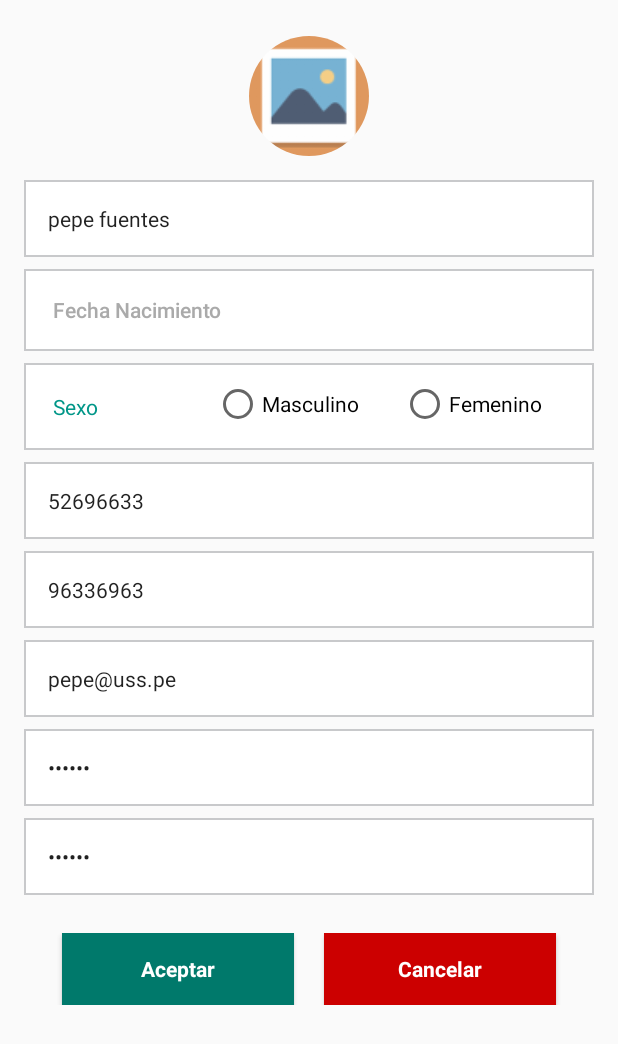
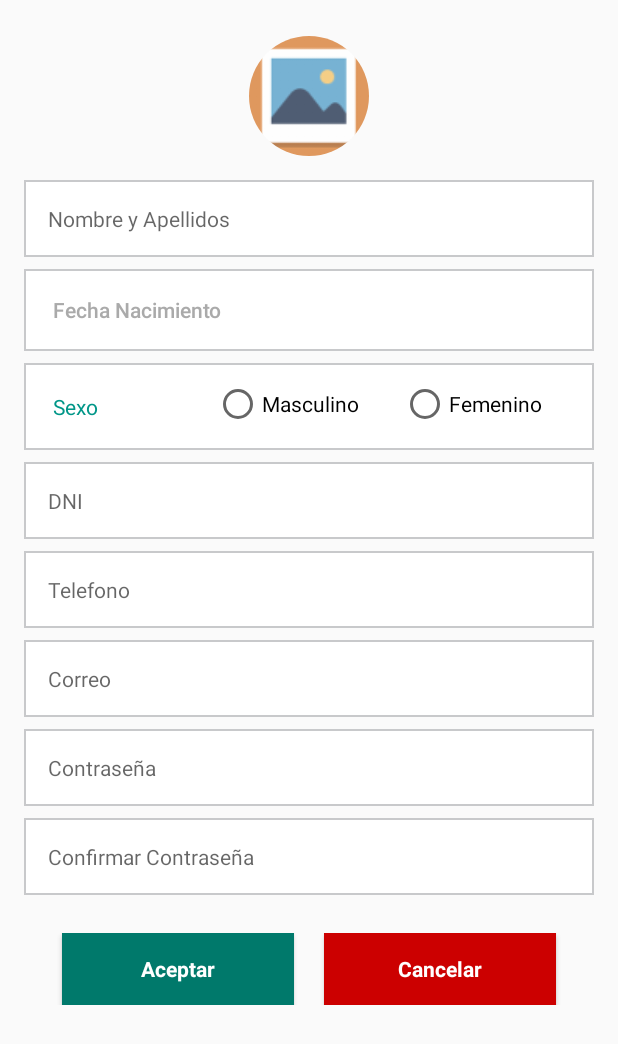
Before and after one commit to ochavezwilfredc/ProyectoQuieremeCix, an Android app: the layout activity_registrar.xml on its own in the app's theme, with its tools: preview values and no code run, on a phone screen of 412 x 824 dp. Shown: the top 1044 px of the screen. Run offline under Robolectric (Android 15) with nearby library versions, the phone set to English and light mode, and no system bars.

Commit message:
Nueva denuncia y registrar corregido

```diff
--- a/app/src/main/java/com/uss/crist/quieremecix/Controlador/ActualizarPerfilActivity.java
+++ b/app/src/main/java/com/uss/crist/quieremecix/Controlador/ActualizarPerfilActivity.java
@@ -79,7 +79,7 @@ public class ActualizarPerfilActivity extends AppCompatActivity implements View.
         if (view.getId() == R.id.btn_aceptar_ap){
             if (validar()){
                 actualizarPerfil();
-                finish();
+
                 //startActivity(new Intent(ActualizarPerfilActivity.this,MenuActivity.class));
             }
         }else{
@@ -125,7 +125,6 @@ public class ActualizarPerfilActivity extends AppCompatActivity implements View.
             protected void onPreExecute() {
                 super.onPreExecute();
                 loaddin = ProgressDialog.show(ActualizarPerfilActivity.this,"Actualizando...","Espere...",false,false);
-
             }
 
 
@@ -134,6 +133,7 @@ public class ActualizarPerfilActivity extends AppCompatActivity implements View.
                 super.onPostExecute(s);
                 loaddin.dismiss();
                 servicios.mensaje(ActualizarPerfilActivity.this,s);
+                finish();
             }
 
             @Override
--- a/app/src/main/java/com/uss/crist/quieremecix/Servicios/Constantes.java
+++ b/app/src/main/java/com/uss/crist/quieremecix/Servicios/Constantes.java
@@ -15,7 +15,7 @@ public class Constantes {
     /**
      * Dirección IP AVD
      */
-    private static final String IP = "192.168.1.39";
+    private static final String IP = "192.168.0.12";
 
     /**
      * URLs del Web Service
--- a/app/src/main/res/layout/activity_registrar.xml
+++ b/app/src/main/res/layout/activity_registrar.xml
@@ -56,7 +56,6 @@
                     android:background="@drawable/edit_text_border"
                     android:ems="10"
                     android:hint="@string/et_nombre_apellido"
-                    android:text="pepe fuentes"
                     android:inputType="textAutoComplete"
                     android:padding="@dimen/edit_text_padding"
                     android:textAppearance="?android:attr/textAppearanceSmall" />
@@ -159,7 +158,6 @@
                     android:background="@drawable/edit_text_border"
                     android:ems="10"
                     android:hint="@string/et_dni"
-                    android:text="52696633"
                     android:inputType="number"
                     android:padding="@dimen/edit_text_padding"
                     android:textAppearance="?android:attr/textAppearanceSmall" />
@@ -174,7 +172,6 @@
                     android:background="@drawable/edit_text_border"
                     android:ems="10"
                     android:hint="@string/et_telefono"
-                    android:text="96336963"
                     android:inputType="text|phone"
                     android:padding="@dimen/edit_text_padding"
                     android:textAppearance="?android:attr/textAppearanceSmall" />
@@ -189,7 +186,6 @@
                     android:background="@drawable/edit_text_border"
                     android:ems="10"
                     android:hint="@string/et_email"
-                    android:text="pepe@uss.pe"
                     android:inputType="textEmailAddress"
                     android:padding="@dimen/edit_text_padding"
                     android:textAppearance="?android:attr/textAppearanceSmall" />
@@ -204,7 +200,6 @@
                 android:background="@drawable/edit_text_border"
                 android:ems="10"
                 android:hint="@string/et_clave"
-                    android:text="123456"
                 android:inputType="textPassword"
                 android:padding="@dimen/edit_text_padding"
                 android:textAppearance="?android:attr/textAppearanceSmall" />
@@ -219,7 +214,6 @@
                     android:background="@drawable/edit_text_border"
                     android:ems="10"
                     android:hint="@string/et_clave_confirmacion"
-                    android:text="123456"
                     android:inputType="textPassword"
                     android:padding="@dimen/edit_text_padding"
                     android:textAppearance="?android:attr/textAppearanceSmall" />
--- a/app/src/main/res/layout/post_denuncia.xml
+++ b/app/src/main/res/layout/post_denuncia.xml
@@ -4,6 +4,7 @@
     android:layout_width="match_parent"
     android:layout_height="match_parent"
     android:foreground="?attr/selectableItemBackground"
+    android:background="#CEF6F5"
     android:minHeight="?android:attr/listPreferredItemHeight">
 
     <TextView
```
Also changed, not shown: app/src/main/java/com/uss/crist/quieremecix/Controlador/Denuncia/NuevaDenunciaActivity.java (+12 -4 lines), app/src/main/java/com/uss/crist/quieremecix/Controlador/RegistrarActivity.java (+21 -30 lines).
